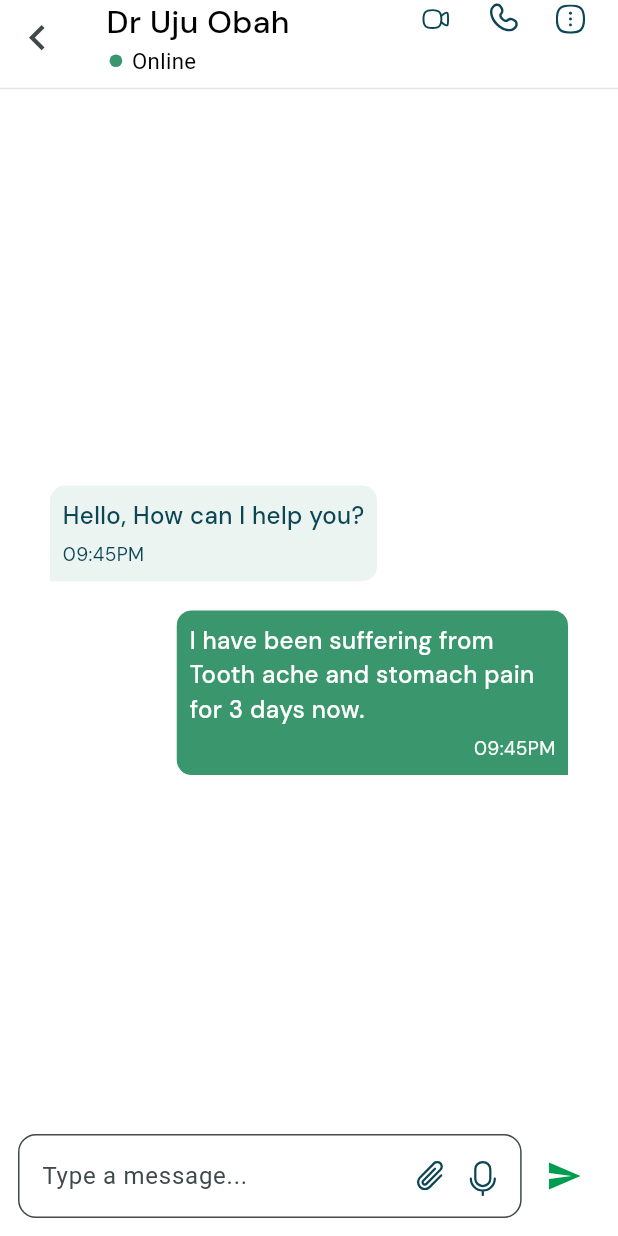
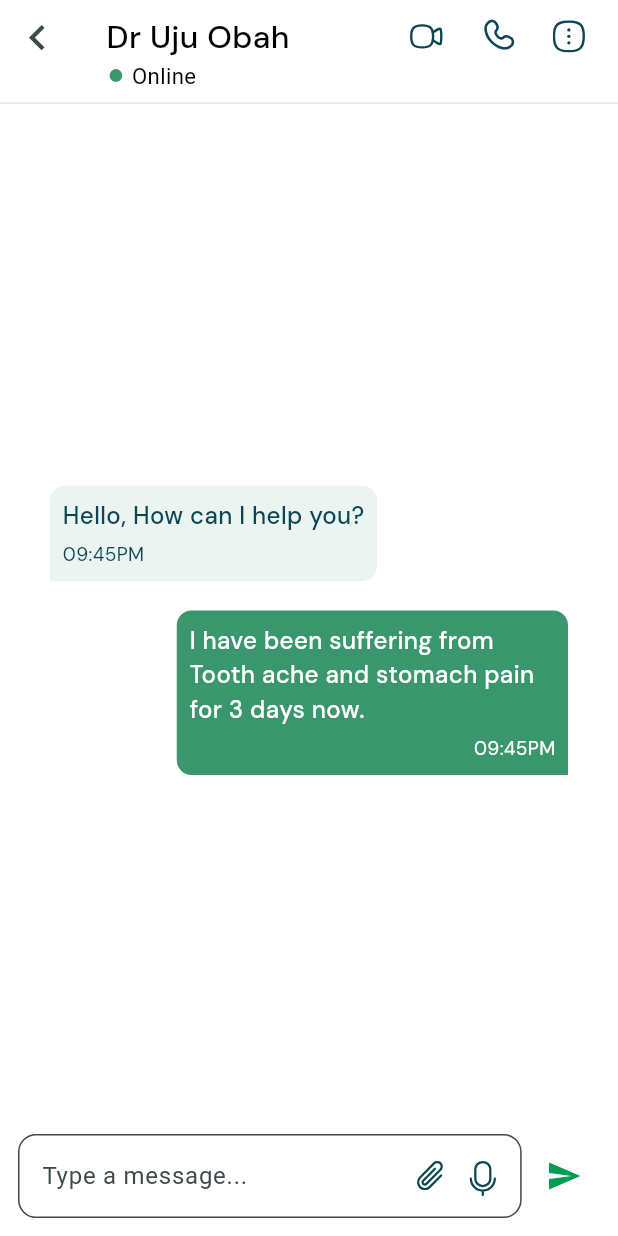
Before and after one commit to Shiido1/my_doc_lab, a Flutter app: the ChatScreen screen opened directly, on a phone screen of 412 x 824 dp. Run offline on Flutter 3.47's test engine with Material 3 defaults, Android fonts, the phone set to English and light mode, and no system bars; our stand-ins replace flutter_screenutil, flutter_spinkit, flutter_svg, google_fonts; Roboto replaces fonts that are missing (Gabarito).

Commit message:
commit work on the 9th of april

```diff
--- a/lib/ui/screens/dashboard/chat/chat_screen.dart
+++ b/lib/ui/screens/dashboard/chat/chat_screen.dart
@@ -40,6 +40,7 @@ class _ChatScreenState extends State<ChatScreen> {
                       crossAxisAlignment: CrossAxisAlignment.start,
                       mainAxisAlignment: MainAxisAlignment.end,
                       children: [
+                        SizedBox(height: 10.h),
                         TextView(
                           text: 'Dr Uju Obah',
                           textStyle: GoogleFonts.dmSans(
@@ -72,27 +73,30 @@ class _ChatScreenState extends State<ChatScreen> {
                       ],
                     ),
                     Spacer(),
-                    Row(
+                    Padding(
+                      padding: EdgeInsets.only(top: 10.w),
+                      child: Row(
                         children: [
                           SvgPicture.asset(
                             AppImage.video,
-                          width: 18.w,
-                          height: 18.0.h,
+                            width: 22.w,
+                            height: 22.0.h,
                           ),
                           SizedBox(width: 20.w),
                           SvgPicture.asset(
                             AppImage.phone,
-                          width: 26.0.w,
-                          height: 26.0.h,
+                            width: 28.0.w,
+                            height: 28.0.h,
                           ),
                           SizedBox(width: 20.w),
                           SvgPicture.asset(
                             AppImage.moreVert,
-                          width: 20.w,
-                          height: 20.h,
+                            width: 22.w,
+                            height: 22.h,
                           ),
                           SizedBox(width: 20.w),
                         ],
+                      ),
                     ),
                   ],
                 ),
```
Lines whose indentation alone changed are shown as unchanged.
